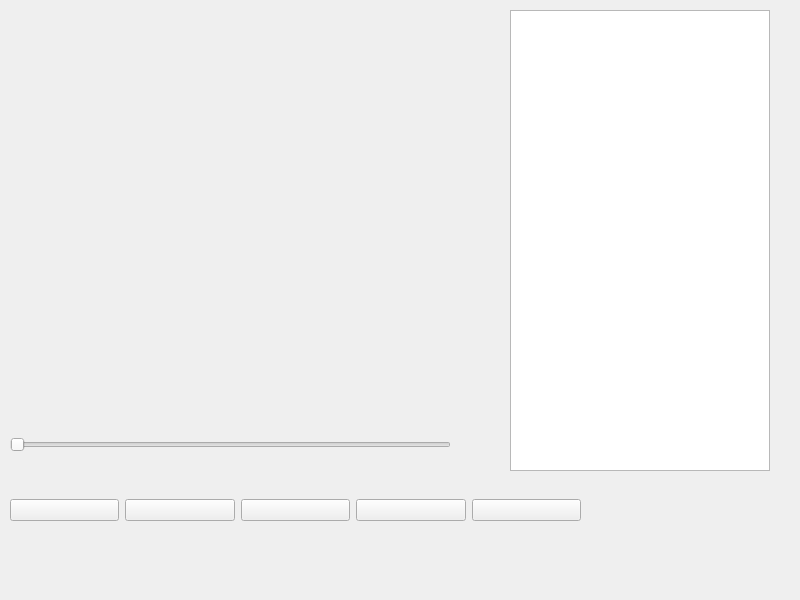
First picture: the form in mainwindow.ui, repository Zqiangqiang/MusicPlayer, before the edit.
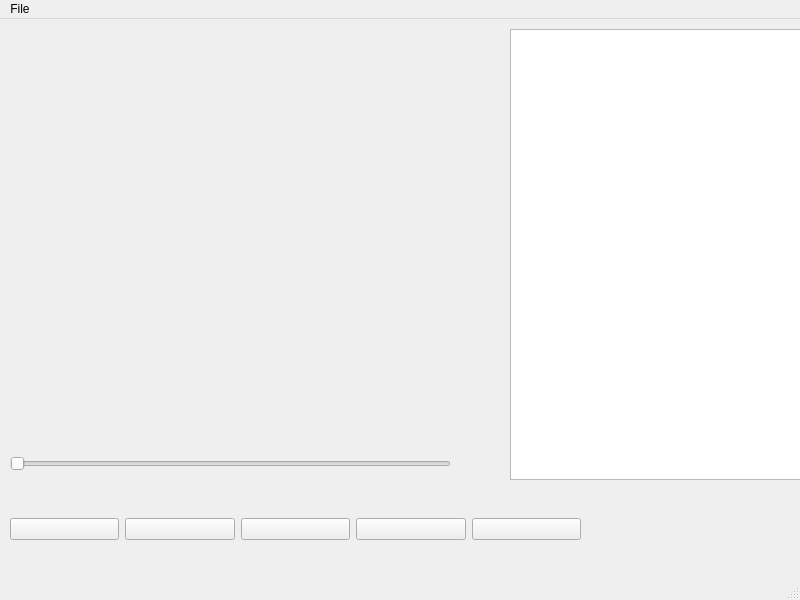
Second picture: the form after the edit.

Commit message: set font size

```diff
--- a/mainwindow.ui
+++ b/mainwindow.ui
@@ -19,7 +19,7 @@
      <rect>
       <x>500</x>
       <y>10</y>
-      <width>280</width>
+      <width>301</width>
       <height>461</height>
      </rect>
     </property>
@@ -28,10 +28,16 @@
       <rect>
        <x>10</x>
        <y>0</y>
-       <width>260</width>
-       <height>461</height>
+       <width>291</width>
+       <height>451</height>
       </rect>
      </property>
+     <property name="font">
+      <font>
+       <family>Arial</family>
+       <pointsize>22</pointsize>
+      </font>
+     </property>
     </widget>
    </widget>
    <widget class="QSlider" name="progressSlider">
@@ -63,7 +69,7 @@
      <string/>
     </property>
    </widget>
-   <widget class="QWidget" name="">
+   <widget class="QWidget" name="layoutWidget">
     <property name="geometry">
      <rect>
       <x>10</x>
@@ -120,7 +126,32 @@
      <height>37</height>
     </rect>
    </property>
+   <widget class="QMenu" name="menuFile">
+    <property name="title">
+     <string>File</string>
+    </property>
+    <addaction name="actionopen_Dir"/>
+    <addaction name="actionOpen_file"/>
+    <addaction name="actionClose_dir"/>
+   </widget>
+   <addaction name="menuFile"/>
   </widget>
+  <widget class="QStatusBar" name="statusBar"/>
+  <action name="actionopen_Dir">
+   <property name="text">
+    <string>Open dir</string>
+   </property>
+  </action>
+  <action name="actionOpen_file">
+   <property name="text">
+    <string>Open file</string>
+   </property>
+  </action>
+  <action name="actionClose_dir">
+   <property name="text">
+    <string>Close dir</string>
+   </property>
+  </action>
  </widget>
  <resources/>
  <connections/>
```
The commit also changes 2 other files.
